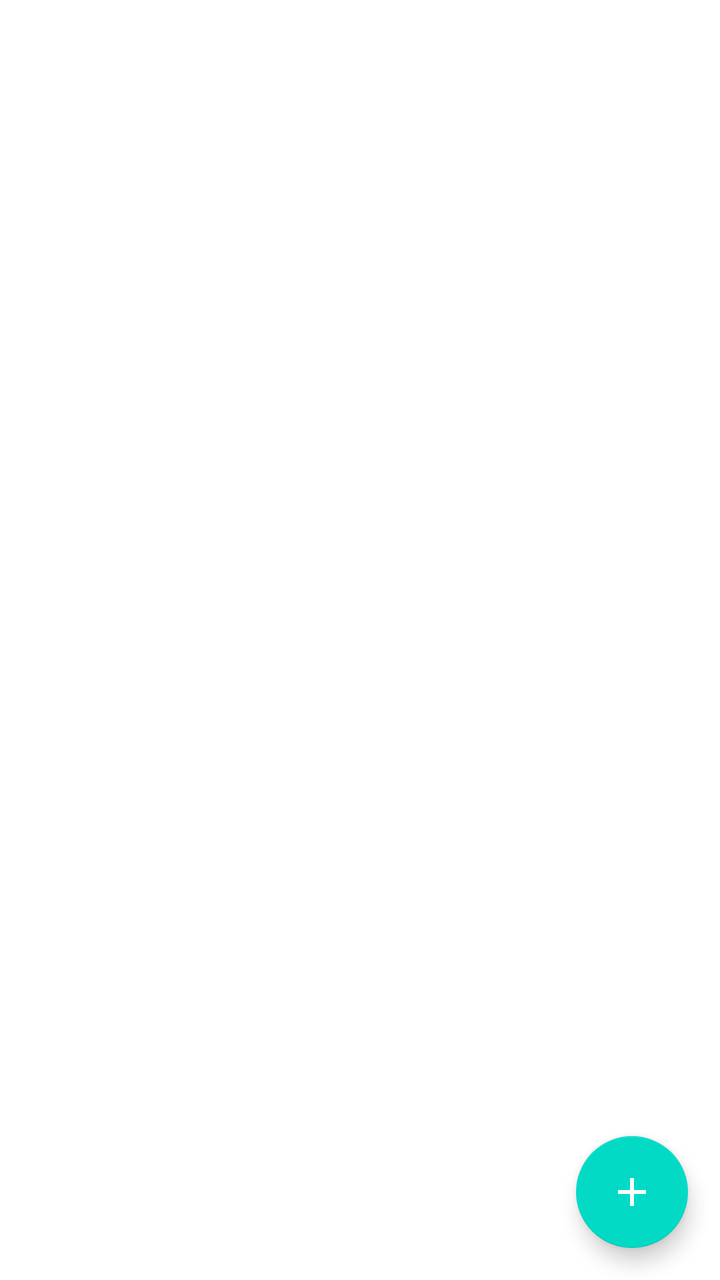
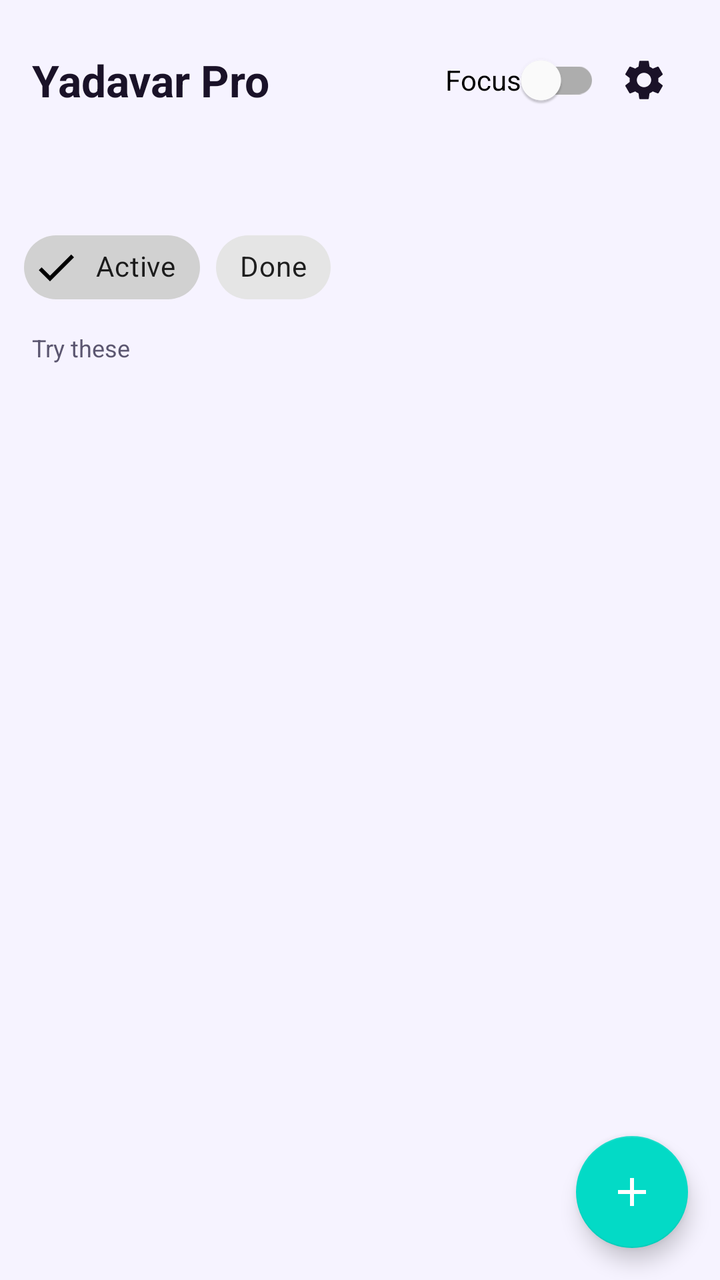

Compare the two renders of this Android layout. The source of the first and the diff that turns it into the second are given below.
<!-- AndroidManifest.xml: application theme Theme.Yadavar -->
<!-- res/layout/fragment_reminders.xml -->
<?xml version="1.0" encoding="utf-8"?>
<androidx.coordinatorlayout.widget.CoordinatorLayout
    xmlns:android="http://schemas.android.com/apk/res/android"
    xmlns:app="http://schemas.android.com/apk/res-auto"
    android:layout_width="match_parent"
    android:layout_height="match_parent"
    android:background="@color/background">

    <TextView
        android:id="@+id/text_period_summary"
        android:layout_width="match_parent"
        android:layout_height="wrap_content"
        android:padding="12dp"
        android:gravity="center"
        android:textSize="13sp"
        android:textColor="@color/text_secondary"
        android:background="@color/background" />

    <androidx.recyclerview.widget.RecyclerView
        android:id="@+id/recycler_reminders"
        android:layout_width="match_parent"
        android:layout_height="match_parent"
        android:layout_marginTop="40dp"
        android:paddingTop="12dp"
        android:clipToPadding="false"
        android:paddingBottom="80dp" />

    <TextView
        android:id="@+id/empty_state"
        android:layout_width="wrap_content"
        android:layout_height="wrap_content"
        android:layout_gravity="center"
        android:text="@string/empty_state"
        android:textColor="@color/text_secondary"
        android:visibility="gone" />

    <com.google.android.material.floatingactionbutton.FloatingActionButton
        android:id="@+id/fab_add"
        android:layout_width="wrap_content"
        android:layout_height="wrap_content"
        android:layout_gravity="bottom|end"
        android:layout_margin="16dp"
        android:src="@drawable/ic_add"
        app:tint="@android:color/white" />

</androidx.coordinatorlayout.widget.CoordinatorLayout>
<!-- resources referenced by this layout -->
<resources>
  <color name="background">#FFFFFF</color>
  <color name="text_secondary">#757575</color>
  <!-- drawable ic_add (drawable) -->
  <vector xmlns:android="http://schemas.android.com/apk/res/android"
      android:width="24dp" android:height="24dp" android:viewportWidth="24" android:viewportHeight="24">
      <path android:fillColor="#FFFFFF" android:pathData="M19,13h-6v6h-2v-6H5v-2h6V5h2v6h6v2z"/>
  </vector>
  <string name="empty_state">No reminders yet</string>
  <style name="Theme.Yadavar" parent="Theme.MaterialComponents.DayNight.NoActionBar">
          <item name="colorPrimary">@color/primary</item>
          <item name="colorPrimaryDark">@color/primary_dark</item>
          <item name="colorAccent">@color/accent</item>
      </style>
  <color name="primary">#3F51B5</color>
  <color name="primary_dark">#303F9F</color>
  <color name="accent">#FF4081</color>
</resources>

<!-- the commit's change to res/layout/fragment_reminders.xml (unified diff, before → after) -->
@@ -6,33 +6,154 @@
     android:layout_height="match_parent"
     android:background="@color/background">
 
-    <TextView
-        android:id="@+id/text_period_summary"
-        android:layout_width="match_parent"
-        android:layout_height="wrap_content"
-        android:padding="12dp"
-        android:gravity="center"
-        android:textSize="13sp"
-        android:textColor="@color/text_secondary"
-        android:background="@color/background" />
-
-    <androidx.recyclerview.widget.RecyclerView
-        android:id="@+id/recycler_reminders"
+    <LinearLayout
         android:layout_width="match_parent"
         android:layout_height="match_parent"
-        android:layout_marginTop="40dp"
-        android:paddingTop="12dp"
-        android:clipToPadding="false"
-        android:paddingBottom="80dp" />
+        android:orientation="vertical">
 
-    <TextView
-        android:id="@+id/empty_state"
-        android:layout_width="wrap_content"
-        android:layout_height="wrap_content"
-        android:layout_gravity="center"
-        android:text="@string/empty_state"
-        android:textColor="@color/text_secondary"
-        android:visibility="gone" />
+        <LinearLayout
+            android:layout_width="match_parent"
+            android:layout_height="wrap_content"
+            android:gravity="center_vertical"
+            android:paddingHorizontal="16dp"
+            android:paddingTop="16dp"
+            android:paddingBottom="8dp">
+
+            <TextView
+                android:layout_width="0dp"
+                android:layout_height="wrap_content"
+                android:layout_weight="1"
+                android:text="@string/app_name"
+                android:textColor="@color/text_primary"
+                android:textSize="22sp"
+                android:textStyle="bold" />
+
+            <com.google.android.material.switchmaterial.SwitchMaterial
+                android:id="@+id/switch_focus_quick"
+                android:layout_width="wrap_content"
+                android:layout_height="wrap_content"
+                android:text="@string/focus_short" />
+
+            <ImageButton
+                android:id="@+id/button_settings"
+                android:layout_width="44dp"
+                android:layout_height="44dp"
+                android:background="?attr/selectableItemBackgroundBorderless"
+                android:contentDescription="@string/settings_title"
+                android:src="@drawable/ic_settings"
+                app:tint="@color/text_primary" />
+        </LinearLayout>
+
+        <TextView
+            android:id="@+id/banner_quiet"
+            android:layout_width="match_parent"
+            android:layout_height="wrap_content"
+            android:background="@color/quiet_banner"
+            android:padding="10dp"
+            android:gravity="center"
+            android:textColor="@color/on_quiet_banner"
+            android:textSize="13sp"
+            android:visibility="gone" />
+
+        <TextView
+            android:id="@+id/text_period_summary"
+            android:layout_width="match_parent"
+            android:layout_height="wrap_content"
+            android:padding="10dp"
+            android:gravity="center"
+            android:textSize="13sp"
+            android:textColor="@color/text_secondary" />
+
+        <HorizontalScrollView
+            android:layout_width="match_parent"
+            android:layout_height="wrap_content"
+            android:scrollbars="none"
+            android:paddingStart="12dp">
+
+            <com.google.android.material.chip.ChipGroup
+                android:id="@+id/status_chips"
+                android:layout_width="wrap_content"
+                android:layout_height="wrap_content"
+                app:singleSelection="true"
+                app:selectionRequired="true">
+
+                <com.google.android.material.chip.Chip
+                    android:id="@+id/chip_active"
+                    android:layout_width="wrap_content"
+                    android:layout_height="wrap_content"
+                    android:text="@string/filter_active"
+                    android:checked="true"
+                    style="@style/Widget.MaterialComponents.Chip.Filter" />
+
+                <com.google.android.material.chip.Chip
+                    android:id="@+id/chip_done"
+                    android:layout_width="wrap_content"
+                    android:layout_height="wrap_content"
+                    android:text="@string/filter_done"
+                    style="@style/Widget.MaterialComponents.Chip.Filter" />
+            </com.google.android.material.chip.ChipGroup>
+        </HorizontalScrollView>
+
+        <HorizontalScrollView
+            android:layout_width="match_parent"
+            android:layout_height="wrap_content"
+            android:scrollbars="none"
+            android:paddingStart="12dp"
+            android:paddingBottom="4dp">
+
+            <com.google.android.material.chip.ChipGroup
+                android:id="@+id/category_chips"
+                android:layout_width="wrap_content"
+                android:layout_height="wrap_content"
+                app:singleSelection="true"
+                app:selectionRequired="true" />
+        </HorizontalScrollView>
+
+        <TextView
+            android:layout_width="match_parent"
+            android:layout_height="wrap_content"
+            android:text="@string/try_templates"
+            android:textColor="@color/text_secondary"
+            android:paddingHorizontal="16dp"
+            android:paddingTop="4dp"
+            android:textSize="12sp" />
+
+        <HorizontalScrollView
+            android:layout_width="match_parent"
+            android:layout_height="wrap_content"
+            android:scrollbars="none"
+            android:paddingStart="12dp"
+            android:paddingBottom="4dp">
+
+            <LinearLayout
+                android:id="@+id/templates_strip"
+                android:layout_width="wrap_content"
+                android:layout_height="wrap_content"
+                android:orientation="horizontal" />
+        </HorizontalScrollView>
+
+        <FrameLayout
+            android:layout_width="match_parent"
+            android:layout_height="0dp"
+            android:layout_weight="1">
+
+            <androidx.recyclerview.widget.RecyclerView
+                android:id="@+id/recycler_reminders"
+                android:layout_width="match_parent"
+                android:layout_height="match_parent"
+                android:clipToPadding="false"
+                android:paddingBottom="88dp" />
+
+            <TextView
+                android:id="@+id/empty_state"
+                android:layout_width="wrap_content"
+                android:layout_height="wrap_content"
+                android:layout_gravity="center"
+                android:text="@string/empty_state"
+                android:textColor="@color/text_secondary"
+                android:visibility="gone" />
+        </FrameLayout>
+    </LinearLayout>
 
     <com.google.android.material.floatingactionbutton.FloatingActionButton
         android:id="@+id/fab_add"
@@ -40,6 +161,7 @@
         android:layout_height="wrap_content"
         android:layout_gravity="bottom|end"
         android:layout_margin="16dp"
+        android:contentDescription="@string/add_reminder"
         android:src="@drawable/ic_add"
         app:tint="@android:color/white" />
 
<!-- resource entries referenced after the edit -->
@@ -1,20 +1,35 @@
 <!-- resources referenced by this layout -->
 <resources>
-  <color name="background">#FFFFFF</color>
-  <color name="text_secondary">#757575</color>
+  <color name="background">#F6F3FF</color>
+  <color name="on_quiet_banner">#3D2FA8</color>
+  <color name="quiet_banner">#EDE7FF</color>
+  <color name="text_primary">#1A1228</color>
+  <color name="text_secondary">#5B5670</color>
   <!-- drawable ic_add (drawable) -->
   <vector xmlns:android="http://schemas.android.com/apk/res/android"
       android:width="24dp" android:height="24dp" android:viewportWidth="24" android:viewportHeight="24">
       <path android:fillColor="#FFFFFF" android:pathData="M19,13h-6v6h-2v-6H5v-2h6V5h2v6h6v2z"/>
   </vector>
+  <!-- drawable ic_settings (drawable) -->
+  <vector xmlns:android="http://schemas.android.com/apk/res/android"
+      android:width="24dp" android:height="24dp" android:viewportWidth="24" android:viewportHeight="24">
+      <path android:fillColor="#1A1228" android:pathData="M19.14,12.94c0.04,-0.31 0.06,-0.63 0.06,-0.94s-0.02,-0.63 -0.06,-0.94l2.03,-1.58c0.18,-0.14 0.23,-0.41 0.12,-0.61l-1.92,-3.32c-0.12,-0.22 -0.37,-0.29 -0.59,-0.22l-2.39,0.96c-0.5,-0.38 -1.03,-0.7 -1.62,-0.94L14.4,2.81c-0.04,-0.24 -0.24,-0.41 -0.48,-0.41h-3.84c-0.24,0 -0.43,0.17 -0.47,0.41L9.25,5.35C8.66,5.59 8.12,5.92 7.63,6.29L5.24,5.33c-0.22,-0.08 -0.47,0 -0.59,0.22L2.74,8.87C2.62,9.08 2.66,9.34 2.86,9.48l2.03,1.58C4.84,11.37 4.82,11.69 4.82,12s0.02,0.63 0.06,0.94l-2.03,1.58c-0.18,0.14 -0.23,0.41 -0.12,0.61l1.92,3.32c0.12,0.22 0.37,0.29 0.59,0.22l2.39,-0.96c0.5,0.38 1.03,0.7 1.62,0.94l0.36,2.54c0.05,0.24 0.24,0.41 0.48,0.41h3.84c0.24,0 0.44,-0.17 0.47,-0.41l0.36,-2.54c0.59,-0.24 1.13,-0.56 1.62,-0.94l2.39,0.96c0.22,0.08 0.47,0 0.59,-0.22l1.92,-3.32c0.12,-0.22 0.07,-0.47 -0.12,-0.61L19.14,12.94zM12,15.6c-1.98,0 -3.6,-1.62 -3.6,-3.6s1.62,-3.6 3.6,-3.6s3.6,1.62 3.6,3.6S13.98,15.6 12,15.6z"/>
+  </vector>
+  <string name="add_reminder">Add reminder</string>
+  <string name="app_name">Yadavar Pro</string>
   <string name="empty_state">No reminders yet</string>
+  <string name="filter_active">Active</string>
+  <string name="filter_done">Done</string>
+  <string name="focus_short">Focus</string>
+  <string name="settings_title">Settings</string>
+  <string name="try_templates">Try these</string>
   <style name="Theme.Yadavar" parent="Theme.MaterialComponents.DayNight.NoActionBar">
           <item name="colorPrimary">@color/primary</item>
           <item name="colorPrimaryDark">@color/primary_dark</item>
           <item name="colorAccent">@color/accent</item>
       </style>
-  <color name="primary">#3F51B5</color>
-  <color name="primary_dark">#303F9F</color>
-  <color name="accent">#FF4081</color>
+  <color name="primary">#5B4CDB</color>
+  <color name="primary_dark">#3D2FA8</color>
+  <color name="accent">#0D9488</color>
 </resources>
 
